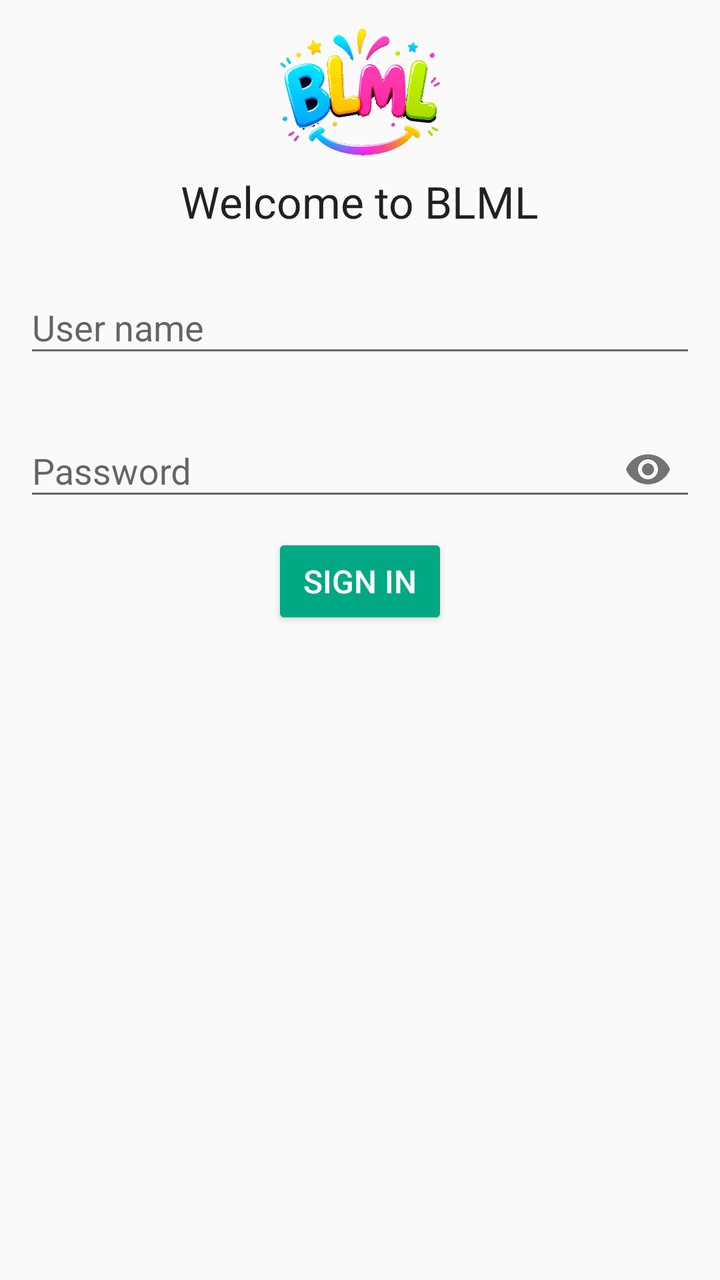
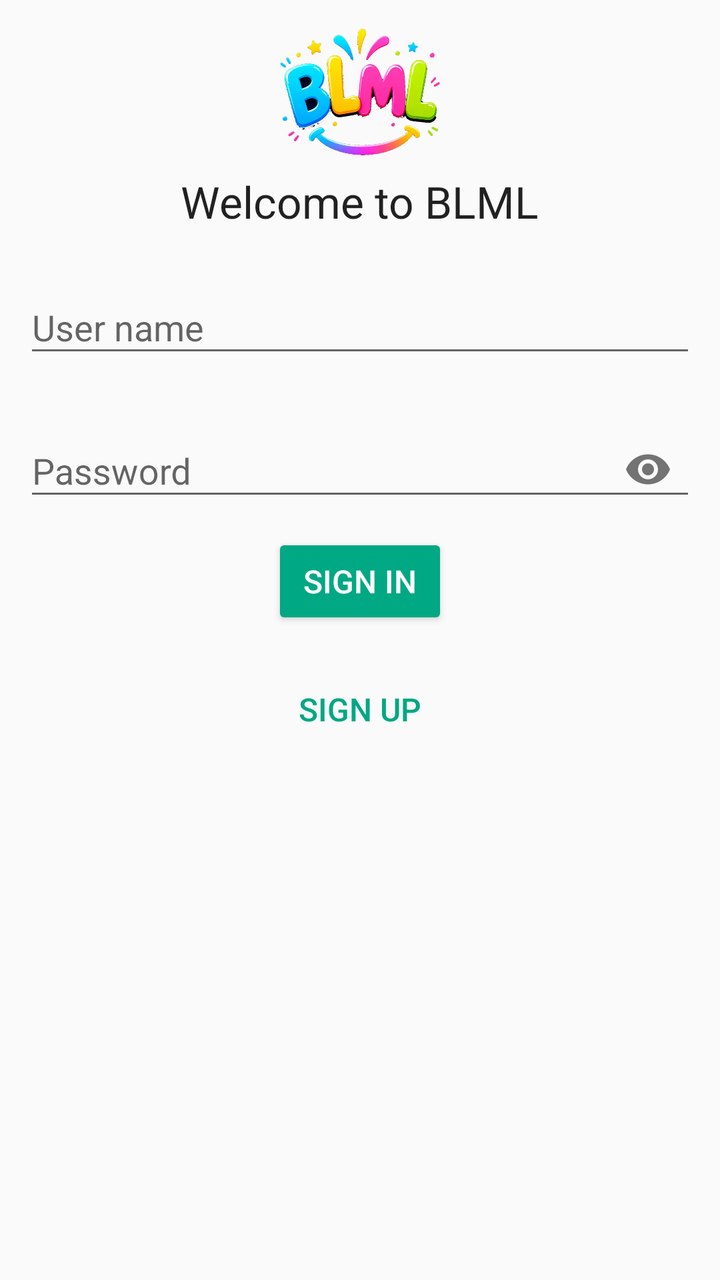

Before-and-after screenshots of an Android layout around one commit, followed by the original layout XML and the change that was made.
<!-- AndroidManifest.xml: activity theme AppTheme -->
<!-- res/layout/fragment_login.xml -->
<RelativeLayout
    xmlns:android="http://schemas.android.com/apk/res/android"
    xmlns:tools="http://schemas.android.com/tools"
    xmlns:app="http://schemas.android.com/apk/res-auto"
    android:layout_width="match_parent"
    android:layout_height="match_parent"
    android:paddingBottom="@dimen/activity_vertical_margin"
    android:paddingLeft="@dimen/activity_horizontal_margin"
    android:paddingRight="@dimen/activity_horizontal_margin"
    android:paddingTop="@dimen/activity_vertical_margin"
    tools:context=".LoginFragment">

    <androidx.appcompat.widget.AppCompatImageView
        android:id="@+id/imageLogo"
        android:layout_width="match_parent"
        android:layout_height="80dp"
        android:src="@drawable/logo_src"
        android:layout_alignParentStart="true"
        android:layout_alignParentTop="true"
        android:contentDescription="@string/tinode_logo"/>

    <TextView
        android:id="@+id/appTitle"
        android:layout_width="wrap_content"
        android:layout_height="wrap_content"
        android:textAppearance="?android:attr/textAppearanceLarge"
        android:text="@string/app_description"
        android:layout_below="@+id/imageLogo"
        android:layout_marginBottom="8dp"
        android:layout_centerHorizontal="true" />

    <com.google.android.material.textfield.TextInputLayout
        android:id="@+id/editLoginWrapper"
        android:layout_width="match_parent"
        android:layout_height="wrap_content"
        android:layout_below="@+id/appTitle"
        android:hint="@string/login_hint"
        android:layout_marginTop="8dp"
        android:layout_marginBottom="8dp">
        <com.google.android.material.textfield.TextInputEditText
            android:layout_width="match_parent"
            android:layout_height="wrap_content"
            android:id="@+id/editLogin"
            android:inputType="text" />
    </com.google.android.material.textfield.TextInputLayout>

    <com.google.android.material.textfield.TextInputLayout
        android:id="@+id/editPasswordWrapper"
        android:layout_width="match_parent"
        android:layout_height="wrap_content"
        android:layout_below="@+id/editLoginWrapper"
        android:layout_marginTop="8dp"
        android:layout_marginBottom="8dp"
        android:hint="@string/password_hint"
        app:endIconMode="password_toggle">
        <com.google.android.material.textfield.TextInputEditText
            android:id="@+id/editPassword"
            android:layout_width="match_parent"
            android:layout_height="wrap_content"
            android:inputType="textPassword" />
    </com.google.android.material.textfield.TextInputLayout>

    <androidx.appcompat.widget.AppCompatButton
        android:id="@+id/signIn"
        style="?attr/buttonStyle"
        android:layout_width="wrap_content"
        android:layout_height="wrap_content"
        android:text="@string/sign_in"
        android:layout_below="@+id/editPasswordWrapper"
        android:textSize="@dimen/button_text"
        android:textColor="@color/white"
        android:enabled="true"
        android:layout_centerHorizontal="true"
        app:backgroundTint="@color/button_background" />

    <Button
        android:id="@+id/forgotPassword"
        style="?attr/buttonBarButtonStyle"
        android:layout_width="wrap_content"
        android:layout_height="wrap_content"
        android:text="@string/forgot_password"
        android:layout_below="@+id/signIn"
        android:layout_centerHorizontal="true"
        android:visibility="gone" />

    
    <Button
        android:id="@+id/signInGoogle"
        style="?attr/materialButtonOutlinedStyle"
        android:layout_width="wrap_content"
        android:layout_height="wrap_content"
        android:text="@string/sign_in_with_google"
        android:layout_below="@+id/forgotPassword"
        android:layout_marginTop="8dp"
        android:layout_centerHorizontal="true"
        android:visibility="gone" />

    
    <include layout="@layout/login_branding_setup" />

    <LinearLayout
        android:id="@+id/byTinode"
        android:layout_width="match_parent"
        android:layout_height="wrap_content"
        android:layout_centerHorizontal="true"
        android:layout_alignParentBottom="true"
        android:visibility="gone"
        android:gravity="center_horizontal">

        <androidx.appcompat.widget.AppCompatImageView
            android:layout_width="24dp"
            android:layout_height="24dp"
            android:layout_marginEnd="8dp"
            android:src="@drawable/logo_src"
            android:contentDescription="@string/tinode_logo"/>

        <TextView
            android:layout_width="wrap_content"
            android:layout_height="wrap_content"
            android:text="@string/tinode"
            android:textSize="@dimen/button_text"
            android:enabled="true" />
    </LinearLayout>
</RelativeLayout>
<!-- res/layout/login_branding_setup.xml (included above) -->
<?xml version="1.0" encoding="utf-8"?>
<LinearLayout
    xmlns:android="http://schemas.android.com/apk/res/android"
    xmlns:app="http://schemas.android.com/apk/res-auto"
    android:id="@+id/brandingSetup"
    android:layout_width="match_parent"
    android:layout_height="wrap_content"
    android:orientation="vertical"
    android:layout_centerHorizontal="true"
    android:layout_alignParentBottom="true"
    android:gravity="center_horizontal"
    android:visibility="gone"
    android:clickable="true"
    android:focusable="true">

    <androidx.appcompat.widget.AppCompatImageView
        android:layout_width="36dp"
        android:layout_height="36dp"
        android:src="@drawable/ic_qr_code"
        android:contentDescription="@string/configure_connection"
        app:tint="@color/colorAccent" />

    <TextView
        android:layout_width="wrap_content"
        android:layout_height="wrap_content"
        android:text="@string/configure_connection"
        android:textSize="@dimen/button_text"
        android:enabled="true" />
</LinearLayout>
<!-- resources referenced by this layout -->
<resources>
  <color name="colorAccent">#00A884</color>
  <color name="white">#FFFFFF</color>
  <dimen name="activity_horizontal_margin">12dp</dimen>
  <dimen name="activity_vertical_margin">6dp</dimen>
  <dimen name="button_text">16sp</dimen>
  <string name="app_description" translatable="false">Welcome to BLML</string>
  <string name="configure_connection">Configure Connection</string>
  <string name="forgot_password">Forgot password</string>
  <string name="login_hint">User name</string>
  <string name="password_hint">Password</string>
  <string name="sign_in">Sign In</string>
  <string name="sign_in_with_google">Sign in with Google</string>
  <string name="tinode" translatable="false">BLML</string>
  <string name="tinode_logo" translatable="false">BLML Logo</string>
  <style name="AppTheme" parent="Theme.AppCompat.DayNight.NoActionBar">
          <item name="android:windowDrawsSystemBarBackgrounds">true</item>
          <item name="android:statusBarColor">@android:color/transparent</item>
          <item name="android:navigationBarColor">@android:color/transparent</item>
          <item name="windowNoTitle">true</item>
          <item name="windowActionBar">false</item>
          <item name="windowActionModeOverlay">true</item>
          <item name="preferenceTheme">@style/PreferenceThemeOverlay</item>
          <item name="android:listDivider">@drawable/list_divider</item>
      </style>
  <style name="PreferenceThemeOverlay">
          <item name="preferenceScreenStyle">@style/Preference.PreferenceScreen</item>
          <item name="preferenceFragmentStyle">@style/PreferenceFragment</item>
          <item name="preferenceCategoryStyle">@style/Preference.Category</item>
          <item name="preferenceStyle">@style/Preference</item>
          <item name="preferenceInformationStyle">@style/Preference.Information</item>
          <item name="checkBoxPreferenceStyle">@style/Preference.CheckBoxPreference</item>
          <item name="switchPreferenceCompatStyle">@style/Preference.SwitchPreferenceCompat</item>
          <item name="dialogPreferenceStyle">@style/Preference.DialogPreference</item>
          <item name="editTextPreferenceStyle">@style/Preference.DialogPreference.EditTextPreference
          </item>
          <item name="preferenceFragmentListStyle">@style/PreferenceFragmentList</item>
      </style>
  <!-- drawable list_divider (drawable) -->
  <?xml version="1.0" encoding="utf-8"?>
  <inset xmlns:android="http://schemas.android.com/apk/res/android"
      android:insetLeft="60dp"
      android:insetRight="4dp" >
      <shape android:shape="rectangle">
          <size android:height="1px"/>
          <solid android:color="@color/colorListDivider" />
      </shape>
  </inset>
  <color name="colorListDivider">#CCCCCC</color>
  <!-- unchanged entries left out for length: 2 -->
</resources>

<!-- the commit's change to res/layout/fragment_login.xml (unified diff, before → after) -->
@@ -85,12 +85,25 @@
 
     
     <Button
+        android:id="@+id/signUpLink"
+        style="?attr/buttonBarButtonStyle"
+        android:layout_width="wrap_content"
+        android:layout_height="wrap_content"
+        android:text="@string/action_signup"
+        android:textSize="@dimen/button_text"
+        android:textColor="@color/colorAccent"
+        android:layout_below="@+id/forgotPassword"
+        android:layout_marginTop="16dp"
+        android:layout_centerHorizontal="true" />
+
+    
+    <Button
         android:id="@+id/signInGoogle"
         style="?attr/materialButtonOutlinedStyle"
         android:layout_width="wrap_content"
         android:layout_height="wrap_content"
         android:text="@string/sign_in_with_google"
-        android:layout_below="@+id/forgotPassword"
+        android:layout_below="@+id/signUpLink"
         android:layout_marginTop="8dp"
         android:layout_centerHorizontal="true"
         android:visibility="gone" />
<!-- resource entries referenced after the edit -->
@@ -5,6 +5,7 @@
   <dimen name="activity_horizontal_margin">12dp</dimen>
   <dimen name="activity_vertical_margin">6dp</dimen>
   <dimen name="button_text">16sp</dimen>
+  <string name="action_signup">Sign Up</string>
   <string name="app_description" translatable="false">Welcome to BLML</string>
   <string name="configure_connection">Configure Connection</string>
   <string name="forgot_password">Forgot password</string>
